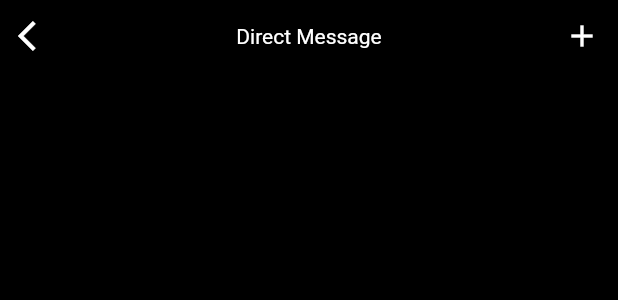
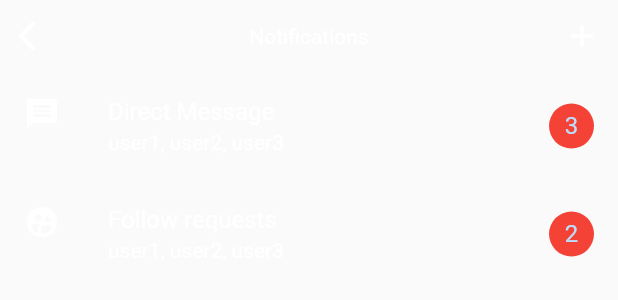
Before and after one commit to gauravxdhingra/BetterTikTok-Flutter, a Flutter app: the MessagesScreen widget shown alone on an empty page, opened directly, on a phone screen of 412 x 824 dp. Shown: the top 300 px of the screen. Run offline on Flutter 3.47's test engine with Material 2 defaults, Android fonts, the phone set to English and light mode, and no system bars; our stand-ins replace cloud_firestore, flare_flutter, google_sign_in; missing offline and left inert: flutter_brand_icons; accounts and stored records are empty.

```diff
--- a/lib/screens/home.dart
+++ b/lib/screens/home.dart
@@ -136,10 +136,26 @@ class _HomeState extends State<Home> {
           PageView(
             children: [
               Container(
-                child: Center(child: Text('1')),
+                child: PageView.builder(
+                  itemCount: 10,
+                  scrollDirection: Axis.vertical,
+                  itemBuilder: (context, i) => Container(
+                    child: Center(
+                      child: Text('Following ' + i.toString()),
+                    ),
+                  ),
+                ),
               ),
               Container(
-                child: Center(child: Text('2')),
+                child: PageView.builder(
+                  itemCount: 10,
+                  scrollDirection: Axis.vertical,
+                  itemBuilder: (context, i) => Container(
+                    child: Center(
+                      child: Text('For you ' + i.toString()),
+                    ),
+                  ),
+                ),
               ),
             ],
             controller: _pageController,
--- a/lib/screens/messages_screen.dart
+++ b/lib/screens/messages_screen.dart
@@ -12,7 +12,7 @@ class _MessagesScreenState extends State<MessagesScreen> {
   Widget build(BuildContext context) {
     return SafeArea(
       child: Container(
-        color: Colors.black,
+        // color: Colors.black,
         child: Column(
           children: [
             Row(
@@ -23,7 +23,7 @@ class _MessagesScreenState extends State<MessagesScreen> {
                   color: Colors.white,
                   onPressed: () {},
                 ),
-                Text('Direct Message'),
+                Text('Notifications'),
                 IconButton(
                   icon: Icon(Icons.add),
                   color: Colors.white,
@@ -31,6 +31,60 @@ class _MessagesScreenState extends State<MessagesScreen> {
                 ),
               ],
             ),
+            ListTile(
+              leading: Icon(
+                Icons.message,
+                color: Colors.white,
+              ),
+              title: Text(
+                'Direct Message',
+                style: TextStyle(
+                  color: Colors.white,
+                ),
+              ),
+              subtitle: Text(
+                'user1, user2, user3',
+                style: TextStyle(
+                  color: Colors.white,
+                ),
+              ),
+              trailing: CircleAvatar(
+                backgroundColor: Colors.red,
+                child: Center(
+                  child: Text('3'),
+                ),
+                radius: 15,
+              ),
+              onTap: () {},
+            ),
+            ListTile(
+              leading: Icon(
+                Icons.supervised_user_circle,
+                color: Colors.white,
+              ),
+              title: Text(
+                'Follow requests',
+                style: TextStyle(
+                  color: Colors.white,
+                ),
+              ),
+              subtitle: Text(
+                'user1, user2, user3',
+                style: TextStyle(
+                  color: Colors.white,
+                ),
+              ),
+              trailing: CircleAvatar(
+                backgroundColor: Colors.red,
+                child: Center(
+                  child: Text('2'),
+                ),
+                radius: 15,
+              ),
+              onTap: () {},
+            ),
+            Divider(color: Colors.white30),
+            Text('No Notifications'),
           ],
         ),
       ),
```
